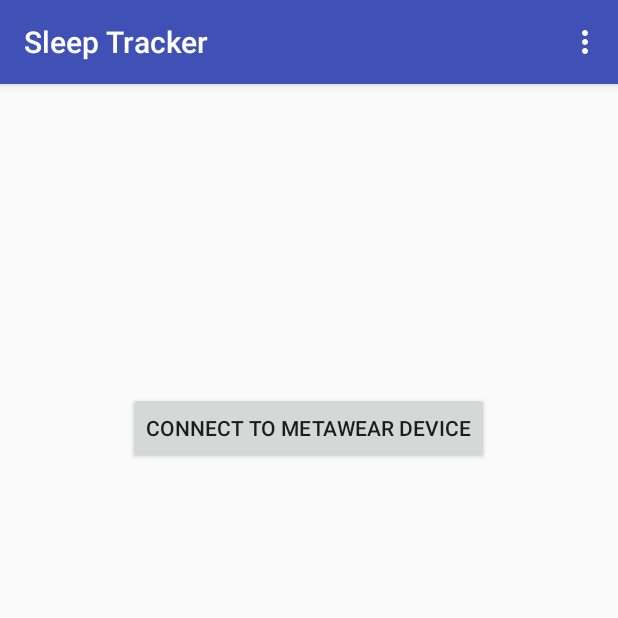
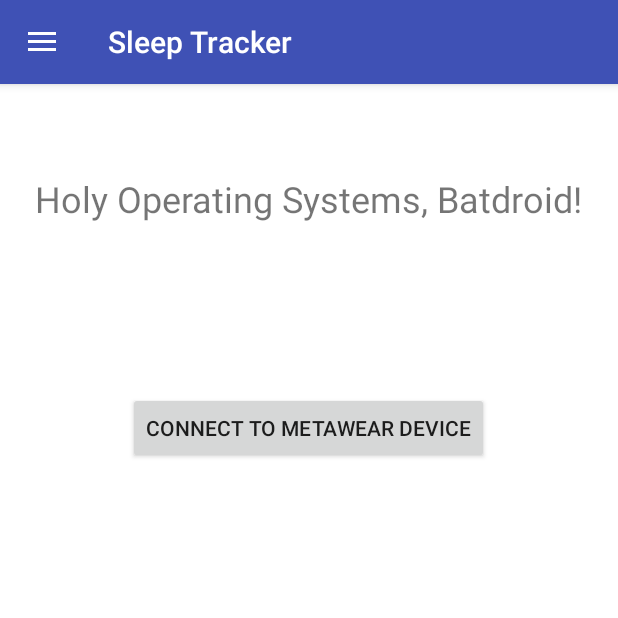
Before and after one commit to jfranco1701/Sleep_Tracker, an Android app: the screen it shows after launch (MainActivity), on a phone screen of 412 x 824 dp, the top half of it. Run offline under Robolectric (Android 15) with nearby library versions, the phone set to English and light mode, and no system bars.

Commit message:
Navigation drawer

```diff
--- a/app/src/main/java/com/app/joe/sleeptracker/MainActivity.java
+++ b/app/src/main/java/com/app/joe/sleeptracker/MainActivity.java
@@ -1,17 +1,30 @@
 package com.app.joe.sleeptracker;
 
 import android.content.Intent;
+import android.content.res.Configuration;
 import android.os.Bundle;
 import android.support.design.widget.FloatingActionButton;
 import android.support.design.widget.Snackbar;
+import android.support.v4.widget.DrawerLayout;
+import android.support.v7.app.ActionBarDrawerToggle;
 import android.support.v7.app.AppCompatActivity;
 import android.support.v7.widget.Toolbar;
 import android.view.View;
 import android.view.Menu;
 import android.view.MenuItem;
+import android.widget.AdapterView;
+import android.widget.ArrayAdapter;
 import android.widget.Button;
+import android.widget.ListView;
+import android.widget.Toast;
 
 public class MainActivity extends AppCompatActivity {
+
+    private ListView mDrawerList;
+    private ArrayAdapter<String> mAdapter;
+    private ActionBarDrawerToggle mDrawerToggle;
+    private DrawerLayout mDrawerLayout;
+    private String mActivityTitle;
 
     @Override
     protected void onCreate(Bundle savedInstanceState) {
@@ -20,44 +33,128 @@ public class MainActivity extends AppCompatActivity {
         Toolbar toolbar = (Toolbar) findViewById(R.id.toolbar);
         setSupportActionBar(toolbar);
 
-        Button connect = (Button) findViewById(R.id.buttonConnect);
-        connect.setOnClickListener(new View.OnClickListener(){
+        mDrawerList = (ListView)findViewById(R.id.navList);
+        mDrawerLayout = (DrawerLayout)findViewById(R.id.drawer_layout);
+        mActivityTitle = getTitle().toString();
+
+        addDrawerItems();
+        setupDrawer();
+
+        getSupportActionBar().setDisplayHomeAsUpEnabled(true);
+        getSupportActionBar().setHomeButtonEnabled(true);
+    }
+
+ /*       @Override
+        public boolean onOptionsItemSelected2(MenuItem item) {
+            // Handle action bar item clicks here. The action bar will
+            // automatically handle clicks on the Home/Up button, so long
+            // as you specify a parent activity in AndroidManifest.xml.
+
+            Intent intent;
+
+            switch(item.getItemId()){
+                case R.id.action_settings:
+                    intent = new Intent(this, SettingsActivity.class);
+                    this.startActivity(intent);
+                    break;
+                case R.id.action_view:
+                    intent = new Intent(this, ViewActivity.class);
+                    this.startActivity(intent);
+                    break;
+                case R.id.action_about:
+                    intent = new Intent(this, AboutActivity.class);
+                    this.startActivity(intent);
+                    break;
+            }
+
+            return super.onOptionsItemSelected(item);
+        }*/
+
+    private void addDrawerItems() {
+        String[] osArray = { "View Tracking History", "Settings", "About" };
+        mAdapter = new ArrayAdapter<String>(this, android.R.layout.simple_list_item_1, osArray);
+        mDrawerList.setAdapter(mAdapter);
+
+        mDrawerList.setOnItemClickListener(new AdapterView.OnItemClickListener() {
             @Override
-            public void onClick(View view){
-                Intent intent = new Intent(MainActivity.this, ScannerActivity.class);
-                startActivity(intent);
+            public void onItemClick(AdapterView<?> parent, View view, int position, long id) {
+                Intent intent;
+
+                switch (position) {
+                    case 0:
+                        intent = new Intent(view.getContext(), ViewActivity.class);
+                        startActivityForResult(intent, 0);
+                        break;
+                    case 1:
+                        intent = new Intent(view.getContext(), SettingsActivity.class);
+                        startActivityForResult(intent, 0);
+                        break;
+                    case 2:
+                        intent = new Intent(view.getContext(), AboutActivity.class);
+                        startActivityForResult(intent, 0);
+                        break;
+                }
             }
         });
     }
 
+    private void setupDrawer() {
+        mDrawerToggle = new ActionBarDrawerToggle(this, mDrawerLayout, R.string.drawer_open, R.string.drawer_close) {
+
+            /** Called when a drawer has settled in a completely open state. */
+            public void onDrawerOpened(View drawerView) {
+                super.onDrawerOpened(drawerView);
+                getSupportActionBar().setTitle("Navigation!");
+                invalidateOptionsMenu(); // creates call to onPrepareOptionsMenu()
+            }
+
+            /** Called when a drawer has settled in a completely closed state. */
+            public void onDrawerClosed(View view) {
+                super.onDrawerClosed(view);
+                getSupportActionBar().setTitle(mActivityTitle);
+                invalidateOptionsMenu(); // creates call to onPrepareOptionsMenu()
+            }
+        };
+
+        mDrawerToggle.setDrawerIndicatorEnabled(true);
+        mDrawerLayout.addDrawerListener(mDrawerToggle);
+    }
+
     @Override
+    protected void onPostCreate(Bundle savedInstanceState) {
+        super.onPostCreate(savedInstanceState);
+        // Sync the toggle state after onRestoreInstanceState has occurred.
+        mDrawerToggle.syncState();
+    }
+
+    @Override
+    public void onConfigurationChanged(Configuration newConfig) {
+        super.onConfigurationChanged(newConfig);
+        mDrawerToggle.onConfigurationChanged(newConfig);
+    }
+
+/*    @Override
     public boolean onCreateOptionsMenu(Menu menu) {
         // Inflate the menu; this adds items to the action bar if it is present.
         getMenuInflater().inflate(R.menu.menu_main, menu);
         return true;
-    }
+    }*/
 
     @Override
     public boolean onOptionsItemSelected(MenuItem item) {
         // Handle action bar item clicks here. The action bar will
         // automatically handle clicks on the Home/Up button, so long
         // as you specify a parent activity in AndroidManifest.xml.
+        int id = item.getItemId();
 
-        Intent intent;
+//        //noinspection SimplifiableIfStatement
+//        if (id == R.id.action_settings) {
+//            return true;
+//        }
 
-        switch(item.getItemId()){
-            case R.id.action_settings:
-                intent = new Intent(this, SettingsActivity.class);
-                this.startActivity(intent);
-                break;
-            case R.id.action_view:
-                intent = new Intent(this, ViewActivity.class);
-                this.startActivity(intent);
-                break;
-            case R.id.action_about:
-                intent = new Intent(this, AboutActivity.class);
-                this.startActivity(intent);
-                break;
+        // Activate the navigation drawer toggle
+        if (mDrawerToggle.onOptionsItemSelected(item)) {
+            return true;
         }
 
         return super.onOptionsItemSelected(item);
--- a/app/src/main/res/layout/activity_main.xml
+++ b/app/src/main/res/layout/activity_main.xml
@@ -6,6 +6,53 @@
     android:layout_height="match_parent"
     android:fitsSystemWindows="true"
     tools:context="com.app.joe.sleeptracker.MainActivity">
+
+    <android.support.v4.widget.DrawerLayout
+        xmlns:android="http://schemas.android.com/apk/res/android"
+        xmlns:tools="http://schemas.android.com/tools"
+        android:id="@+id/drawer_layout"
+        android:layout_width="match_parent"
+        android:layout_height="match_parent">
+
+        <!-- The first child in the layout is for the main Activity UI-->
+        <RelativeLayout
+            android:layout_width="match_parent"
+            android:layout_height="match_parent"
+            android:paddingLeft="@dimen/activity_horizontal_margin"
+            android:paddingRight="@dimen/activity_horizontal_margin"
+            android:paddingTop="@dimen/activity_vertical_margin"
+            android:paddingBottom="@dimen/activity_vertical_margin"
+            tools:context=".MainActivity"
+            android:background="#ffffffff">
+
+            <TextView
+                android:layout_width="wrap_content"
+                android:layout_height="wrap_content"
+                android:layout_centerHorizontal="true"
+                android:text="Holy Operating Systems, Batdroid!"
+                android:textSize="24sp"
+                android:gravity="center"
+                android:layout_marginTop="100dp"/>
+
+<!--            <ImageView
+                android:layout_width="wrap_content"
+                android:layout_height="wrap_content"
+                android:src="@drawable/batdroid"
+                android:layout_alignParentBottom="true"
+                android:layout_centerHorizontal="true"/>-->
+
+        </RelativeLayout>
+
+        <!-- Side navigation drawer UI -->
+        <ListView
+            android:id="@+id/navList"
+            android:layout_width="250dp"
+            android:layout_marginTop="60dp"
+            android:layout_height="match_parent"
+            android:layout_gravity="left|start"
+            android:background="#ffeeeeee"/>
+
+    </android.support.v4.widget.DrawerLayout>
 
     <android.support.design.widget.AppBarLayout
         android:layout_width="match_parent"
--- a/app/src/main/res/menu/menu_main.xml
+++ /dev/null
@@ -1,21 +0,0 @@
-<menu xmlns:android="http://schemas.android.com/apk/res/android"
-    xmlns:app="http://schemas.android.com/apk/res-auto"
-    xmlns:tools="http://schemas.android.com/tools"
-    tools:context="com.app.joe.sleeptracker.MainActivity">
-    <item
-        android:id="@+id/action_settings"
-        android:orderInCategory="110"
-        android:title="@string/action_settings"
-        app:showAsAction="never" />
-    <item
-        android:id="@+id/action_view"
-        android:orderInCategory="100"
-        android:title="View History"
-        app:showAsAction="never" />
-    <item
-        android:id="@+id/action_about"
-        android:orderInCategory="120"
-        android:title="About"
-        app:showAsAction="never" />
-
-</menu>
--- a/app/src/main/res/values/strings.xml
+++ b/app/src/main/res/values/strings.xml
@@ -203,5 +203,7 @@
     <string name="navigation_fragment_temperature">Temperature</string>
     <string name="title_activity_log">LogActivity</string>
 
+    <string name="drawer_open">Open navigation drawer</string>
+    <string name="drawer_close">Close navigation drawer</string>
 
 </resources>
```
